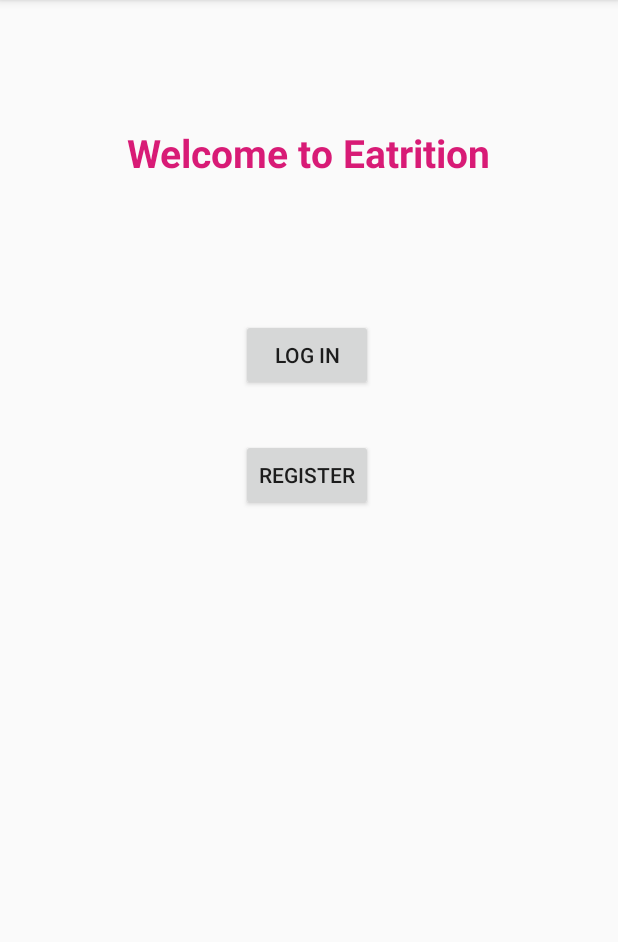
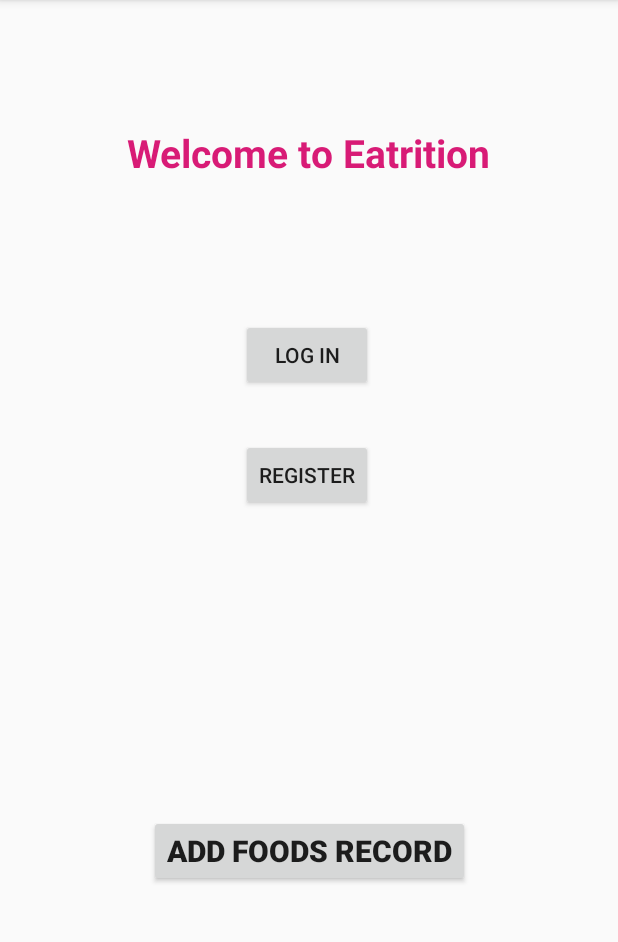
Before and after one commit to nlwin/NutriEngine, an Android app: the fragment HomeFragment shown on its own in the app's theme, on a phone screen of 412 x 824 dp, the part 84-1026 px from its top. Run offline under Robolectric (Android 15) with nearby library versions, the phone set to English and light mode, and no system bars; our stand-ins replace data binding.

Commit message:
modify home layout for db inclusion

```diff
--- a/app/src/main/res/layout/fragment_home.xml
+++ b/app/src/main/res/layout/fragment_home.xml
@@ -77,5 +77,21 @@
             app:layout_constraintTop_toTopOf="parent"
             app:layout_constraintVertical_bias="0.0" />
 
+        <Button
+            android:id="@+id/db_add_button"
+            android:layout_width="wrap_content"
+            android:layout_height="wrap_content"
+            android:layout_marginStart="10dp"
+            android:layout_marginTop="36dp"
+            android:layout_marginEnd="10dp"
+            android:layout_marginBottom="10dp"
+            android:text="@string/add_foods_to_db"
+            android:textSize="20sp"
+            android:textStyle="bold"
+            app:layout_constraintBottom_toBottomOf="parent"
+            app:layout_constraintEnd_toEndOf="parent"
+            app:layout_constraintStart_toStartOf="parent"
+            app:layout_constraintTop_toBottomOf="@+id/signup_button" />
+
     </androidx.constraintlayout.widget.ConstraintLayout>
 </layout>
--- a/app/src/main/res/values/strings.xml
+++ b/app/src/main/res/values/strings.xml
@@ -4,6 +4,7 @@
     <string name="home_welcome">Welcome to Eatrition</string>
     <string name="logging_in">Log In</string>
     <string name="sign_up">Register</string>
+    <string name="add_foods_to_db">Add Foods Record</string>
 
     <!-- Common User Page -->
     <string name="database_page">Go To Food</string>
```
